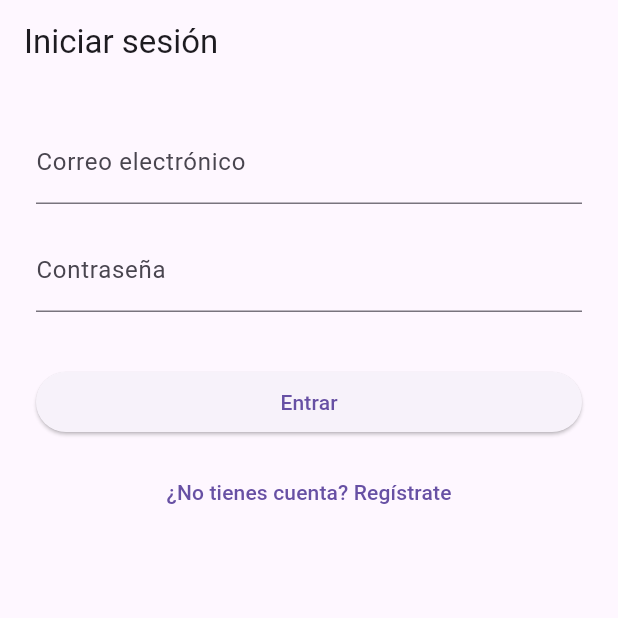
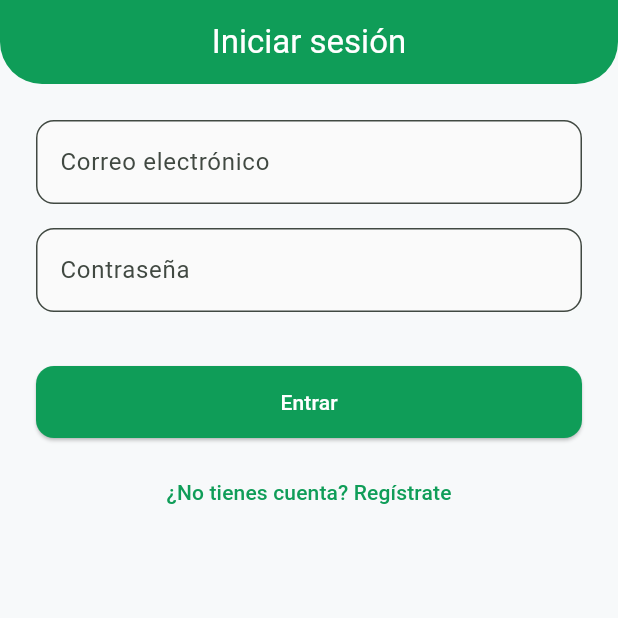
Before and after one commit to JuanMproyect/SaveFlow, a Flutter app: the screen it shows after launch, on a phone screen of 412 x 824 dp, the top half of it. Run offline on Flutter 3.47's test engine with Material 3 defaults, Android fonts, the phone set to English and light mode, and no system bars; our stand-ins replace cloud_firestore, firebase_auth, firebase_core, fl_chart; accounts and stored records are empty.

Commit message:
Tema claro y oscuro con colores y estilos personalizados

```diff
--- a/lib/ux/theme.dart
+++ b/lib/ux/theme.dart
@@ -1 +1,115 @@
-// Application theme.
+import 'package:flutter/material.dart';
+
+class TemaSaveFlow {
+  // ── Colores base de la marca ──────────────────────────────────────────
+  static const Color verdeEsmeralda = Color(0xFF0F9D58);
+  static const Color azulMarino = Color(0xFF1A2B4C);
+  static const Color doradoAcento = Color(0xFFF5A623);
+
+  // Colores semánticos (mismos en ambos modos, para consistencia)
+  static const Color colorIngreso = Color(0xFF2E7D32); // verde para +
+  static const Color colorGasto = Color(0xFFD32F2F);   // rojo para -
+
+  // ── Tema claro ───────────────────────────────────────────────────────
+  static ThemeData get temaClaro {
+    return ThemeData(
+      useMaterial3: true,
+      brightness: Brightness.light,
+      colorScheme: ColorScheme.fromSeed(
+        seedColor: verdeEsmeralda,
+        brightness: Brightness.light,
+        primary: verdeEsmeralda,
+        secondary: azulMarino,
+        tertiary: doradoAcento,
+      ),
+      scaffoldBackgroundColor: const Color(0xFFF7F9FA),
+      appBarTheme: AppBarTheme(
+        backgroundColor: verdeEsmeralda,
+        foregroundColor: Colors.white,
+        elevation: 0,
+        centerTitle: true,
+        shape: const RoundedRectangleBorder(
+          borderRadius: BorderRadius.only(
+            bottomLeft: Radius.circular(28),
+            bottomRight: Radius.circular(28),
+          ),
+        ),
+      ),
+      cardTheme: CardThemeData(
+        elevation: 1,
+        shape: RoundedRectangleBorder(borderRadius: BorderRadius.circular(14)),
+      ),
+      elevatedButtonTheme: ElevatedButtonThemeData(
+        style: ElevatedButton.styleFrom(
+          backgroundColor: verdeEsmeralda,
+          foregroundColor: Colors.white,
+          padding: const EdgeInsets.symmetric(vertical: 14),
+          shape: RoundedRectangleBorder(borderRadius: BorderRadius.circular(12)),
+        ),
+      ),
+      bottomNavigationBarTheme: const BottomNavigationBarThemeData(
+        backgroundColor: Colors.white,
+        selectedItemColor: verdeEsmeralda,
+        unselectedItemColor: Colors.grey,
+        elevation: 8,
+      ),
+      inputDecorationTheme: InputDecorationTheme(
+        border: OutlineInputBorder(borderRadius: BorderRadius.circular(12)),
+        filled: true,
+        fillColor: Colors.grey.shade50,
+      ),
+    );
+  }
+
+  // ── Tema oscuro ──────────────────────────────────────────────────────
+  static ThemeData get temaOscuro {
+    return ThemeData(
+      useMaterial3: true,
+      brightness: Brightness.dark,
+      colorScheme: ColorScheme.fromSeed(
+        seedColor: verdeEsmeralda,
+        brightness: Brightness.dark,
+        primary: const Color(0xFF4CD787), // verde más claro para contraste en oscuro
+        secondary: const Color(0xFF8CA3C7),
+        tertiary: doradoAcento,
+      ),
+      scaffoldBackgroundColor: const Color(0xFF0D1421),
+      appBarTheme: AppBarTheme(
+        backgroundColor: const Color(0xFF0F5C3D), // verde oscuro para modo noche
+        foregroundColor: Colors.white,
+        elevation: 0,
+        centerTitle: true,
+        shape: const RoundedRectangleBorder(
+          borderRadius: BorderRadius.only(
+            bottomLeft: Radius.circular(28),
+            bottomRight: Radius.circular(28),
+          ),
+        ),
+      ),
+      cardTheme: CardThemeData(
+        elevation: 0,
+        color: const Color(0xFF162236),
+        shape: RoundedRectangleBorder(borderRadius: BorderRadius.circular(14)),
+      ),
+      elevatedButtonTheme: ElevatedButtonThemeData(
+        style: ElevatedButton.styleFrom(
+          backgroundColor: const Color(0xFF4CD787),
+          foregroundColor: const Color(0xFF0D1421),
+          padding: const EdgeInsets.symmetric(vertical: 14),
+          shape: RoundedRectangleBorder(borderRadius: BorderRadius.circular(12)),
+        ),
+      ),
+      bottomNavigationBarTheme: const BottomNavigationBarThemeData(
+        backgroundColor: Color(0xFF13203A),
+        selectedItemColor: Color(0xFF4CD787),
+        unselectedItemColor: Colors.grey,
+        elevation: 8,
+      ),
+      inputDecorationTheme: InputDecorationTheme(
+        border: OutlineInputBorder(borderRadius: BorderRadius.circular(12)),
+        filled: true,
+        fillColor: const Color(0xFF162236),
+      ),
+    );
+  }
+}
```
